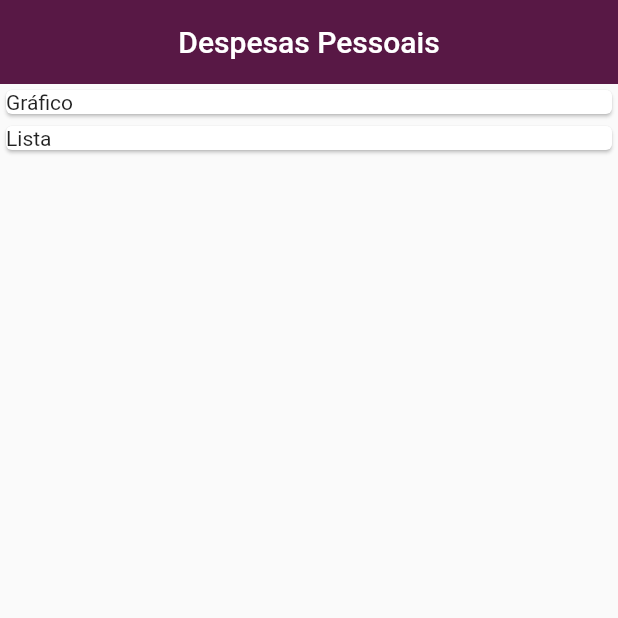
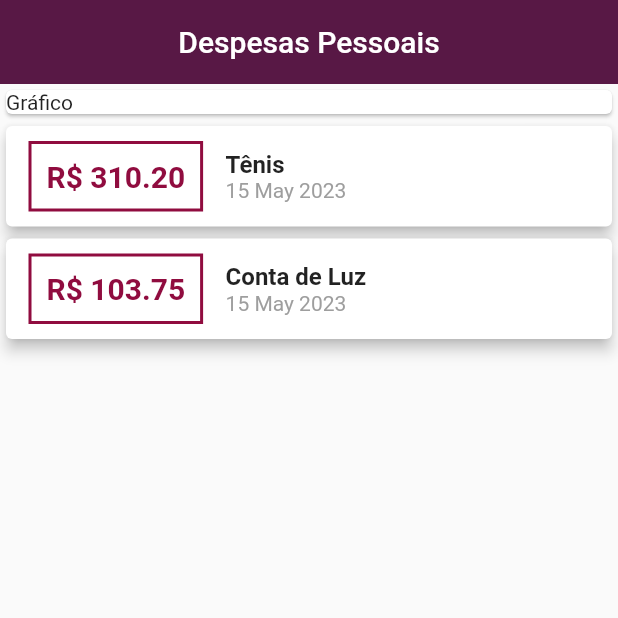
Before and after one commit to phesgot/expenses, a Flutter app: the screen it shows after launch, on a phone screen of 412 x 824 dp, the top half of it. Run offline on Flutter 3.47's test engine with Material 2 defaults, Android fonts, the phone set to English and light mode, and no system bars.

Commit message:
lista de transações  e model

```diff
--- /dev/null
+++ b/lib/models/transaction.dart
@@ -0,0 +1,16 @@
+class Transaction{
+  final String id;
+  final String title;
+  final double value;
+  final DateTime date;
+
+  Transaction({
+   required this.id,
+   required this.title,
+   required this.value,
+   required this.date,
+});
+
+
+
+}
--- a/lib/screens/home_screen.dart
+++ b/lib/screens/home_screen.dart
@@ -1,34 +1,97 @@
+import 'package:expenses/models/transaction.dart';
 import 'package:flutter/material.dart';
+import 'package:intl/intl.dart';
 
 class HomeScreen extends StatelessWidget {
   const HomeScreen({Key? key}) : super(key: key);
 
   @override
   Widget build(BuildContext context) {
+    final _transactions = [
+      Transaction(
+        id: 't1',
+        title: 'Tênis',
+        value: 310.20,
+        date: DateTime.now(),
+      ),
+      Transaction(
+        id: 't2',
+        title: 'Conta de Luz',
+        value: 103.75,
+        date: DateTime.now(),
+      ),
+    ];
+
     return SafeArea(
       child: Scaffold(
           appBar: AppBar(
-          backgroundColor: Color(0xff581845),
+            backgroundColor: const Color(0xff581845),
             title: const Text("Despesas Pessoais"),
             centerTitle: true,
             elevation: 0,
           ),
           body: Column(
             crossAxisAlignment: CrossAxisAlignment.stretch,
-          children: const [
-            Card(
+            children: [
+              const Card(
                 child: Text("Gráfico"),
               ),
-            Card(
-              child: Text("Lista"),
-            )
+              Column(
+                children: _transactions.map((tr) {
+                  return Card(
+                      elevation: 4,
+                      child: Row(
+                        children: [
+                          Container(
+                            margin: const EdgeInsets.symmetric(
+                              horizontal: 15,
+                              vertical: 10,
+                            ),
+                            decoration: BoxDecoration(
+                                border: Border.all(
+                              color: const Color(0xff900c3f),
+                              width: 2,
+                            )),
+                            padding: const EdgeInsets.all(10),
+                            child: Text(
+                              "R\$ ${tr.value.toStringAsFixed(2)}",
+                              style: const TextStyle(
+                                fontSize: 20,
+                                fontWeight: FontWeight.bold,
+                                color: Color(0xff900c3f),
+                              ),
+                            ),
+                          ),
+                          Expanded(
+                            child: Column(
+                              crossAxisAlignment: CrossAxisAlignment.start,
+                              children: [
+                                Text(
+                                  tr.title,
+                                  style: const TextStyle(
+                                    fontWeight: FontWeight.bold,
+                                    fontSize: 16,
+                                  ),
+                                ),
+                                Text(
+                                  DateFormat('d MMM y').format(tr.date),
+                                  style: const TextStyle(
+                                    fontSize: 14,
+                                    color: Colors.grey,
+                                  ),
+                                ),
                               ],
-        )
                             ),
+                          ),
+                        ],
+                      ));
+                }).toList(),
+              ),
+            ],
+          )),
     );
   }
 }
 
-
 // #900c3f
 // #581845
--- a/pubspec.yaml
+++ b/pubspec.yaml
@@ -30,11 +30,12 @@ environment:
 dependencies:
   flutter:
     sdk: flutter
-
+  intl: ^0.18.1
 
   # The following adds the Cupertino Icons font to your application.
   # Use with the CupertinoIcons class for iOS style icons.
   cupertino_icons: ^1.0.2
+
 
 dev_dependencies:
   flutter_test:
```
Also changed, not shown: pubspec.lock. Lines whose indentation alone changed are shown as unchanged.
